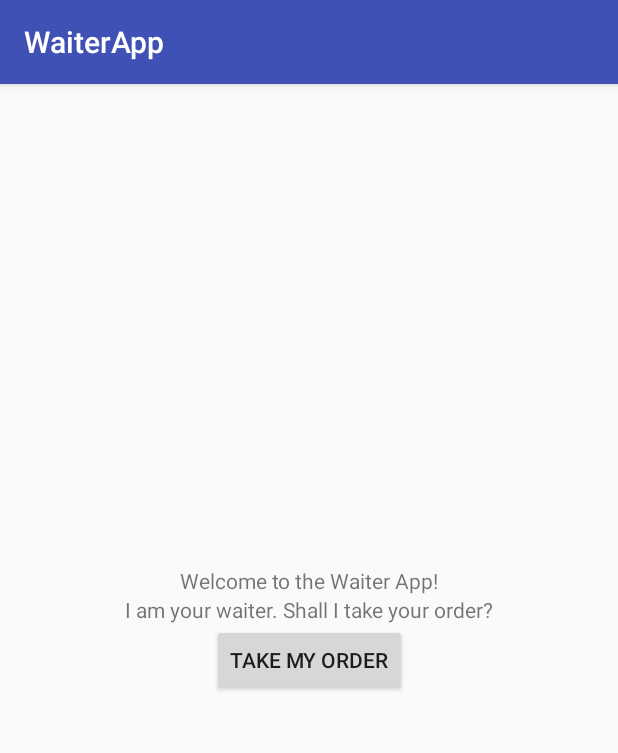
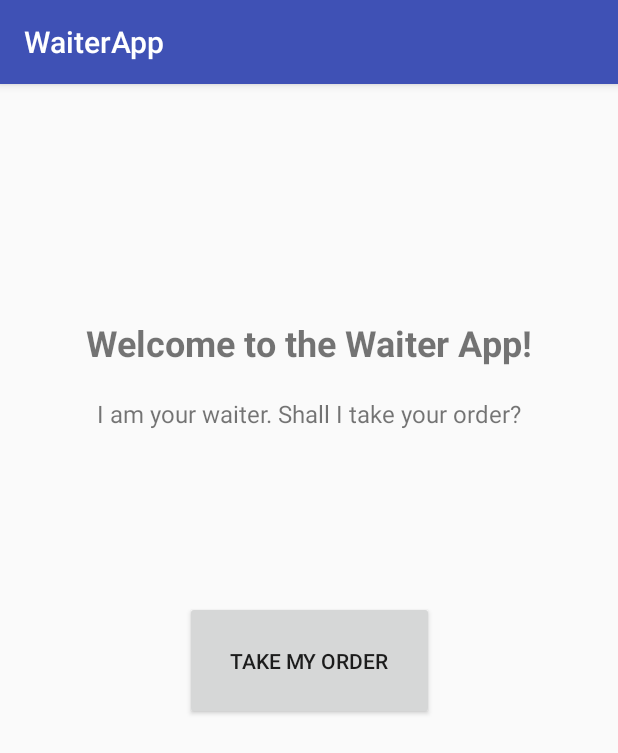
Before and after one commit to dubious-user/WaiterApp, an Android app: the screen it shows after launch (MainActivity), on a phone screen of 412 x 824 dp. Shown: the top 753 px of the screen. Run offline under Robolectric (Android 15) with nearby library versions, the phone set to English and light mode, and no system bars.

Commit message:
modified the activity_main.xml, positioned views

```diff
--- a/app/src/main/res/layout/activity_main.xml
+++ b/app/src/main/res/layout/activity_main.xml
@@ -7,27 +7,33 @@
     tools:context="com.dhishna.appdebugger.waiterapp.MainActivity">
 
     <TextView
+        android:id="@+id/text1"
         android:layout_width="wrap_content"
         android:layout_height="wrap_content"
         android:text="Welcome to the Waiter App!"
-        app:layout_constraintBottom_toBottomOf="parent"
         app:layout_constraintLeft_toLeftOf="parent"
         app:layout_constraintRight_toRightOf="parent"
-        app:layout_constraintBottom_toTopOf="@id/text2" />
+        app:layout_constraintTop_toTopOf="parent"
+        app:layout_constraintBottom_toTopOf="@id/start_order_btn"
+        android:textSize="24sp"
+        android:textStyle="bold"/>
     <TextView
         android:id="@+id/text2"
         android:layout_width="wrap_content"
+        android:textSize="16sp"
         android:layout_height="wrap_content"
         android:text="I am your waiter. Shall I take your order?"
-        app:layout_constraintBottom_toBottomOf="parent"
         app:layout_constraintLeft_toLeftOf="parent"
         app:layout_constraintRight_toRightOf="parent"
-        app:layout_constraintBottom_toTopOf="@id/start_order_btn" />
+        app:layout_constraintTop_toBottomOf="@id/text1"
+        android:layout_marginTop="20dp"/>
 
     <Button
         android:id="@+id/start_order_btn"
         android:text="Take My Order"
+        android:onClick="takeOrder"
         app:layout_constraintBottom_toBottomOf="parent"
+        android:padding="30dp"
         app:layout_constraintTop_toTopOf="parent"
         app:layout_constraintLeft_toLeftOf="parent"
         app:layout_constraintRight_toRightOf="parent"
```
